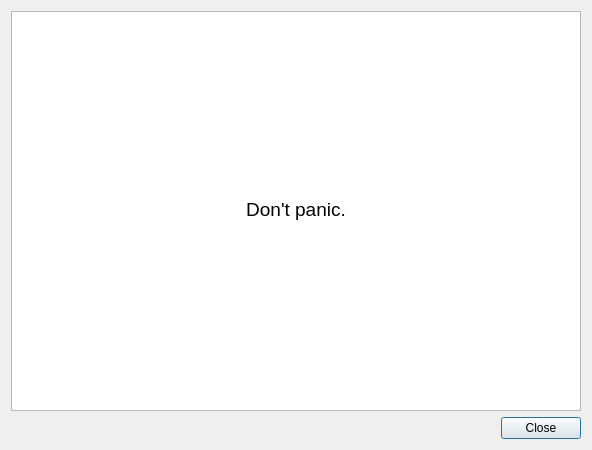
Before: the Qt Designer form src/gui/helpwindow.ui in schuay/picmi, drawn with Qt 5.
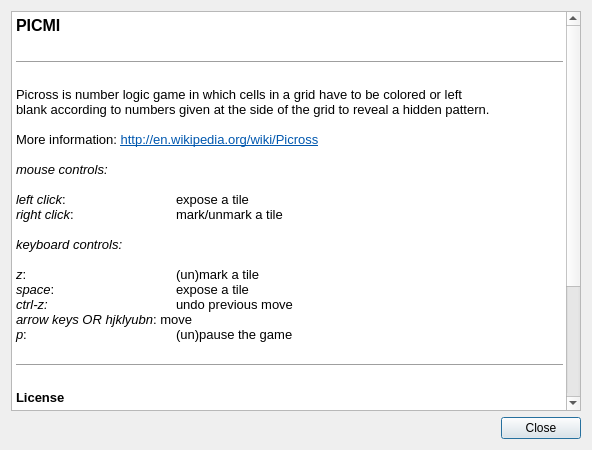
After: the same form once the commit is applied.

Commit message: HelpWindow: be a little more helpful

The edit to the form file:
```diff
--- a/src/gui/helpwindow.ui
+++ b/src/gui/helpwindow.ui
@@ -23,20 +23,42 @@
 &lt;html&gt;&lt;head&gt;&lt;meta name=&quot;qrichtext&quot; content=&quot;1&quot; /&gt;&lt;style type=&quot;text/css&quot;&gt;
 p, li { white-space: pre-wrap; }
 &lt;/style&gt;&lt;/head&gt;&lt;body style=&quot; font-family:'Sans Serif'; font-size:9pt; font-weight:400; font-style:normal;&quot;&gt;
-&lt;p align=&quot;center&quot; style=&quot;-qt-paragraph-type:empty; margin-top:0px; margin-bottom:0px; margin-left:0px; margin-right:0px; -qt-block-indent:0; text-indent:0px;&quot;&gt;&lt;br /&gt;&lt;/p&gt;
-&lt;p align=&quot;center&quot; style=&quot;-qt-paragraph-type:empty; margin-top:0px; margin-bottom:0px; margin-left:0px; margin-right:0px; -qt-block-indent:0; text-indent:0px;&quot;&gt;&lt;br /&gt;&lt;/p&gt;
-&lt;p align=&quot;center&quot; style=&quot;-qt-paragraph-type:empty; margin-top:0px; margin-bottom:0px; margin-left:0px; margin-right:0px; -qt-block-indent:0; text-indent:0px;&quot;&gt;&lt;br /&gt;&lt;/p&gt;
-&lt;p align=&quot;center&quot; style=&quot;-qt-paragraph-type:empty; margin-top:0px; margin-bottom:0px; margin-left:0px; margin-right:0px; -qt-block-indent:0; text-indent:0px;&quot;&gt;&lt;br /&gt;&lt;/p&gt;
-&lt;p align=&quot;center&quot; style=&quot;-qt-paragraph-type:empty; margin-top:0px; margin-bottom:0px; margin-left:0px; margin-right:0px; -qt-block-indent:0; text-indent:0px;&quot;&gt;&lt;br /&gt;&lt;/p&gt;
-&lt;p align=&quot;center&quot; style=&quot;-qt-paragraph-type:empty; margin-top:0px; margin-bottom:0px; margin-left:0px; margin-right:0px; -qt-block-indent:0; text-indent:0px;&quot;&gt;&lt;br /&gt;&lt;/p&gt;
-&lt;p align=&quot;center&quot; style=&quot;-qt-paragraph-type:empty; margin-top:0px; margin-bottom:0px; margin-left:0px; margin-right:0px; -qt-block-indent:0; text-indent:0px;&quot;&gt;&lt;br /&gt;&lt;/p&gt;
-&lt;p align=&quot;center&quot; style=&quot;-qt-paragraph-type:empty; margin-top:0px; margin-bottom:0px; margin-left:0px; margin-right:0px; -qt-block-indent:0; text-indent:0px;&quot;&gt;&lt;br /&gt;&lt;/p&gt;
-&lt;p align=&quot;center&quot; style=&quot;-qt-paragraph-type:empty; margin-top:0px; margin-bottom:0px; margin-left:0px; margin-right:0px; -qt-block-indent:0; text-indent:0px;&quot;&gt;&lt;br /&gt;&lt;/p&gt;
-&lt;p align=&quot;center&quot; style=&quot;-qt-paragraph-type:empty; margin-top:0px; margin-bottom:0px; margin-left:0px; margin-right:0px; -qt-block-indent:0; text-indent:0px;&quot;&gt;&lt;br /&gt;&lt;/p&gt;
-&lt;p align=&quot;center&quot; style=&quot;-qt-paragraph-type:empty; margin-top:0px; margin-bottom:0px; margin-left:0px; margin-right:0px; -qt-block-indent:0; text-indent:0px;&quot;&gt;&lt;br /&gt;&lt;/p&gt;
-&lt;p align=&quot;center&quot; style=&quot;-qt-paragraph-type:empty; margin-top:0px; margin-bottom:0px; margin-left:0px; margin-right:0px; -qt-block-indent:0; text-indent:0px;&quot;&gt;&lt;br /&gt;&lt;/p&gt;
-&lt;p align=&quot;center&quot; style=&quot;-qt-paragraph-type:empty; margin-top:0px; margin-bottom:0px; margin-left:0px; margin-right:0px; -qt-block-indent:0; text-indent:0px;&quot;&gt;&lt;br /&gt;&lt;/p&gt;
-&lt;p align=&quot;center&quot; style=&quot; margin-top:0px; margin-bottom:0px; margin-left:0px; margin-right:0px; -qt-block-indent:0; text-indent:0px;&quot;&gt;&lt;span style=&quot; font-size:14pt;&quot;&gt;Don't panic.&lt;/span&gt;&lt;/p&gt;&lt;/body&gt;&lt;/html&gt;</string>
+&lt;p style=&quot; margin-top:0px; margin-bottom:0px; margin-left:0px; margin-right:0px; -qt-block-indent:0; text-indent:0px;&quot;&gt;&lt;span style=&quot; font-size:12pt; font-weight:600;&quot;&gt;PICMI&lt;/span&gt;&lt;/p&gt;
+&lt;p style=&quot;-qt-paragraph-type:empty; margin-top:0px; margin-bottom:0px; margin-left:0px; margin-right:0px; -qt-block-indent:0; text-indent:0px; font-size:12pt; font-weight:600;&quot;&gt;&lt;br /&gt;&lt;/p&gt;
+&lt;hr /&gt;
+&lt;p style=&quot;-qt-paragraph-type:empty; margin-top:0px; margin-bottom:0px; margin-left:0px; margin-right:0px; -qt-block-indent:0; text-indent:0px; font-size:12pt; font-weight:600;&quot;&gt;&lt;br /&gt;&lt;/p&gt;
+&lt;p style=&quot; margin-top:0px; margin-bottom:0px; margin-left:0px; margin-right:0px; -qt-block-indent:0; text-indent:0px;&quot;&gt;&lt;span style=&quot; font-size:10pt;&quot;&gt;Picross is number logic game in which cells in a grid have to be colored or left &lt;/span&gt;&lt;/p&gt;
+&lt;p style=&quot; margin-top:0px; margin-bottom:0px; margin-left:0px; margin-right:0px; -qt-block-indent:0; text-indent:0px;&quot;&gt;&lt;span style=&quot; font-size:10pt;&quot;&gt;blank according to numbers given at the side of the grid to reveal a hidden pattern.&lt;/span&gt;&lt;/p&gt;
+&lt;p style=&quot;-qt-paragraph-type:empty; margin-top:0px; margin-bottom:0px; margin-left:0px; margin-right:0px; -qt-block-indent:0; text-indent:0px; font-size:10pt;&quot;&gt;&lt;br /&gt;&lt;/p&gt;
+&lt;p style=&quot; margin-top:0px; margin-bottom:0px; margin-left:0px; margin-right:0px; -qt-block-indent:0; text-indent:0px;&quot;&gt;&lt;span style=&quot; font-size:10pt;&quot;&gt;More information: &lt;/span&gt;&lt;a href=&quot;http://en.wikipedia.org/wiki/Picross&quot;&gt;&lt;span style=&quot; font-size:10pt; text-decoration: underline; color:#0057ae;&quot;&gt;http://en.wikipedia.org/wiki/Picross&lt;/span&gt;&lt;/a&gt;&lt;/p&gt;
+&lt;p style=&quot;-qt-paragraph-type:empty; margin-top:0px; margin-bottom:0px; margin-left:0px; margin-right:0px; -qt-block-indent:0; text-indent:0px; font-size:10pt;&quot;&gt;&lt;br /&gt;&lt;/p&gt;
+&lt;p style=&quot; margin-top:0px; margin-bottom:0px; margin-left:0px; margin-right:0px; -qt-block-indent:0; text-indent:0px;&quot;&gt;&lt;span style=&quot; font-size:10pt; font-style:italic;&quot;&gt;mouse controls:&lt;/span&gt;&lt;/p&gt;
+&lt;p style=&quot;-qt-paragraph-type:empty; margin-top:0px; margin-bottom:0px; margin-left:0px; margin-right:0px; -qt-block-indent:0; text-indent:0px; font-size:10pt; font-style:italic;&quot;&gt;&lt;br /&gt;&lt;/p&gt;
+&lt;p style=&quot; margin-top:0px; margin-bottom:0px; margin-left:0px; margin-right:0px; -qt-block-indent:0; text-indent:0px;&quot;&gt;&lt;span style=&quot; font-size:10pt; font-style:italic;&quot;&gt;left click&lt;/span&gt;&lt;span style=&quot; font-size:10pt;&quot;&gt;: 		expose a tile&lt;/span&gt;&lt;/p&gt;
+&lt;p style=&quot; margin-top:0px; margin-bottom:0px; margin-left:0px; margin-right:0px; -qt-block-indent:0; text-indent:0px;&quot;&gt;&lt;span style=&quot; font-size:10pt; font-style:italic;&quot;&gt;right click&lt;/span&gt;&lt;span style=&quot; font-size:10pt;&quot;&gt;: 		mark/unmark a tile&lt;/span&gt;&lt;/p&gt;
+&lt;p style=&quot;-qt-paragraph-type:empty; margin-top:0px; margin-bottom:0px; margin-left:0px; margin-right:0px; -qt-block-indent:0; text-indent:0px; font-size:10pt;&quot;&gt;&lt;br /&gt;&lt;/p&gt;
+&lt;p style=&quot; margin-top:0px; margin-bottom:0px; margin-left:0px; margin-right:0px; -qt-block-indent:0; text-indent:0px;&quot;&gt;&lt;span style=&quot; font-size:10pt; font-style:italic;&quot;&gt;keyboard controls:&lt;/span&gt;&lt;/p&gt;
+&lt;p style=&quot;-qt-paragraph-type:empty; margin-top:0px; margin-bottom:0px; margin-left:0px; margin-right:0px; -qt-block-indent:0; text-indent:0px; font-size:10pt;&quot;&gt;&lt;br /&gt;&lt;/p&gt;
+&lt;p style=&quot; margin-top:0px; margin-bottom:0px; margin-left:0px; margin-right:0px; -qt-block-indent:0; text-indent:0px;&quot;&gt;&lt;span style=&quot; font-size:10pt; font-style:italic;&quot;&gt;z&lt;/span&gt;&lt;span style=&quot; font-size:10pt;&quot;&gt;:		(un)mark a tile&lt;/span&gt;&lt;/p&gt;
+&lt;p style=&quot; margin-top:0px; margin-bottom:0px; margin-left:0px; margin-right:0px; -qt-block-indent:0; text-indent:0px;&quot;&gt;&lt;span style=&quot; font-size:10pt; font-style:italic;&quot;&gt;space&lt;/span&gt;&lt;span style=&quot; font-size:10pt;&quot;&gt;:		expose a tile&lt;/span&gt;&lt;/p&gt;
+&lt;p style=&quot; margin-top:0px; margin-bottom:0px; margin-left:0px; margin-right:0px; -qt-block-indent:0; text-indent:0px;&quot;&gt;&lt;span style=&quot; font-size:10pt; font-style:italic;&quot;&gt;ctrl-z:&lt;/span&gt;&lt;span style=&quot; font-size:10pt;&quot;&gt;		undo previous move&lt;/span&gt;&lt;/p&gt;
+&lt;p style=&quot; margin-top:0px; margin-bottom:0px; margin-left:0px; margin-right:0px; -qt-block-indent:0; text-indent:0px;&quot;&gt;&lt;span style=&quot; font-size:10pt; font-style:italic;&quot;&gt;arrow keys OR hjklyubn&lt;/span&gt;&lt;span style=&quot; font-size:10pt;&quot;&gt;: move&lt;/span&gt;&lt;/p&gt;
+&lt;p style=&quot; margin-top:0px; margin-bottom:0px; margin-left:0px; margin-right:0px; -qt-block-indent:0; text-indent:0px;&quot;&gt;&lt;span style=&quot; font-size:10pt; font-style:italic;&quot;&gt;p&lt;/span&gt;&lt;span style=&quot; font-size:10pt;&quot;&gt;: 		(un)pause the game&lt;/span&gt;&lt;/p&gt;
+&lt;p style=&quot;-qt-paragraph-type:empty; margin-top:0px; margin-bottom:0px; margin-left:0px; margin-right:0px; -qt-block-indent:0; text-indent:0px; font-size:10pt;&quot;&gt;&lt;br /&gt;&lt;/p&gt;
+&lt;hr /&gt;
+&lt;p style=&quot;-qt-paragraph-type:empty; margin-top:0px; margin-bottom:0px; margin-left:0px; margin-right:0px; -qt-block-indent:0; text-indent:0px; font-size:12pt; font-weight:600;&quot;&gt;&lt;br /&gt;&lt;/p&gt;
+&lt;p style=&quot; margin-top:0px; margin-bottom:0px; margin-left:0px; margin-right:0px; -qt-block-indent:0; text-indent:0px;&quot;&gt;&lt;span style=&quot; font-size:10pt; font-weight:600;&quot;&gt;License&lt;/span&gt;&lt;/p&gt;
+&lt;p style=&quot;-qt-paragraph-type:empty; margin-top:0px; margin-bottom:0px; margin-left:0px; margin-right:0px; -qt-block-indent:0; text-indent:0px; font-size:10pt;&quot;&gt;&lt;br /&gt;&lt;/p&gt;
+&lt;p style=&quot; margin-top:0px; margin-bottom:0px; margin-left:0px; margin-right:0px; -qt-block-indent:0; text-indent:0px;&quot;&gt;&lt;span style=&quot; font-size:10pt;&quot;&gt;Picmi is licensed under the terms of the &lt;/span&gt;&lt;a href=&quot;http://www.gnu.org/licenses/gpl-2.0.html&quot;&gt;&lt;span style=&quot; font-size:10pt; text-decoration: underline; color:#0057ae;&quot;&gt;GNU General Public License version 2&lt;/span&gt;&lt;/a&gt;&lt;span style=&quot; font-size:10pt;&quot;&gt;.&lt;/span&gt;&lt;/p&gt;
+&lt;p style=&quot;-qt-paragraph-type:empty; margin-top:0px; margin-bottom:0px; margin-left:0px; margin-right:0px; -qt-block-indent:0; text-indent:0px; font-size:10pt;&quot;&gt;&lt;br /&gt;&lt;/p&gt;
+&lt;hr /&gt;
+&lt;p style=&quot;-qt-paragraph-type:empty; margin-top:0px; margin-bottom:0px; margin-left:0px; margin-right:0px; -qt-block-indent:0; text-indent:0px; font-size:12pt; font-weight:600;&quot;&gt;&lt;br /&gt;&lt;/p&gt;
+&lt;p style=&quot; margin-top:0px; margin-bottom:0px; margin-left:0px; margin-right:0px; -qt-block-indent:0; text-indent:0px;&quot;&gt;&lt;span style=&quot; font-size:10pt; font-weight:600;&quot;&gt;Contact&lt;/span&gt;&lt;/p&gt;
+&lt;p style=&quot;-qt-paragraph-type:empty; margin-top:0px; margin-bottom:0px; margin-left:0px; margin-right:0px; -qt-block-indent:0; text-indent:0px; font-size:10pt;&quot;&gt;&lt;br /&gt;&lt;/p&gt;
+&lt;p style=&quot; margin-top:0px; margin-bottom:0px; margin-left:0px; margin-right:0px; -qt-block-indent:0; text-indent:0px;&quot;&gt;&lt;span style=&quot; font-size:10pt;&quot;&gt;Homepage: 		&lt;/span&gt;&lt;a href=&quot;http://github.com/schuay/picmi&quot;&gt;&lt;span style=&quot; font-size:10pt; text-decoration: underline; color:#0057ae;&quot;&gt;http://github.com/schuay/picmi&lt;/span&gt;&lt;/a&gt;&lt;/p&gt;
+&lt;p style=&quot; margin-top:0px; margin-bottom:0px; margin-left:0px; margin-right:0px; -qt-block-indent:0; text-indent:0px;&quot;&gt;&lt;span style=&quot; font-size:10pt;&quot;&gt;Email: 		&lt;/span&gt;&lt;a href=&quot;mailto:jakob.gruber@gmail.com&quot;&gt;&lt;span style=&quot; font-size:10pt; text-decoration: underline; color:#0057ae;&quot;&gt;jakob.gruber@gmail.com&lt;/span&gt;&lt;/a&gt;&lt;/p&gt;
+&lt;p style=&quot;-qt-paragraph-type:empty; margin-top:0px; margin-bottom:0px; margin-left:0px; margin-right:0px; -qt-block-indent:0; text-indent:0px; font-size:10pt; text-decoration: underline; color:#0057ae;&quot;&gt;&lt;br /&gt;&lt;/p&gt;
+&lt;p style=&quot; margin-top:0px; margin-bottom:0px; margin-left:0px; margin-right:0px; -qt-block-indent:0; text-indent:0px;&quot;&gt;&lt;span style=&quot; font-size:10pt; font-weight:600;&quot;&gt;Have fun!&lt;/span&gt;&lt;/p&gt;&lt;/body&gt;&lt;/html&gt;</string>
        </property>
        <property name="textInteractionFlags">
         <set>Qt::NoTextInteraction</set>
```
